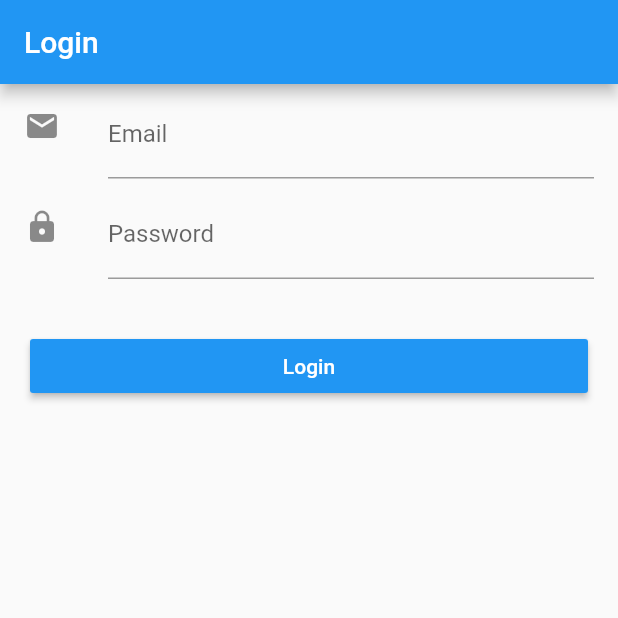
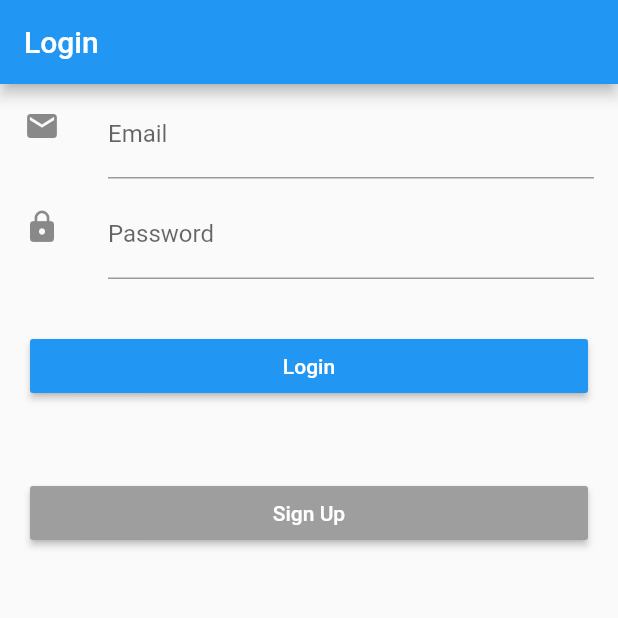
Before and after one commit to mentoc3000/gutlogic, a Flutter app: the screen it shows after launch, on a phone screen of 412 x 824 dp, the top half of it. Run offline on Flutter 3.47's test engine with Material 2 defaults, Android fonts, the phone set to English and light mode, and no system bars; our stand-ins replace datetime_picker_formfield, shared_preferences; missing offline and left inert: amazon_cognito_identity_dart.

Commit message:
Add signup button

```diff
--- a/lib/login/aws_login_example.dart
+++ b/lib/login/aws_login_example.dart
@@ -782,6 +782,23 @@ class _LoginScreenState extends State<LoginScreen> {
                               top: 10.0,
                             ),
                           ),
+                          new Container(
+                            padding: new EdgeInsets.all(20.0),
+                            width: screenSize.width,
+                            child: new RaisedButton(
+                              child: new Text(
+                                'Sign Up',
+                                style: new TextStyle(color: Colors.white),
+                              ),
+                              onPressed: () {
+                                Navigator.push(context, MaterialPageRoute(builder: (context) => SignUpScreen()));
+                              },
+                              color: Colors.grey,
+                            ),
+                            margin: new EdgeInsets.only(
+                              top: 10.0,
+                            ),
+                          ),
                         ],
                       ),
                     ),
```
